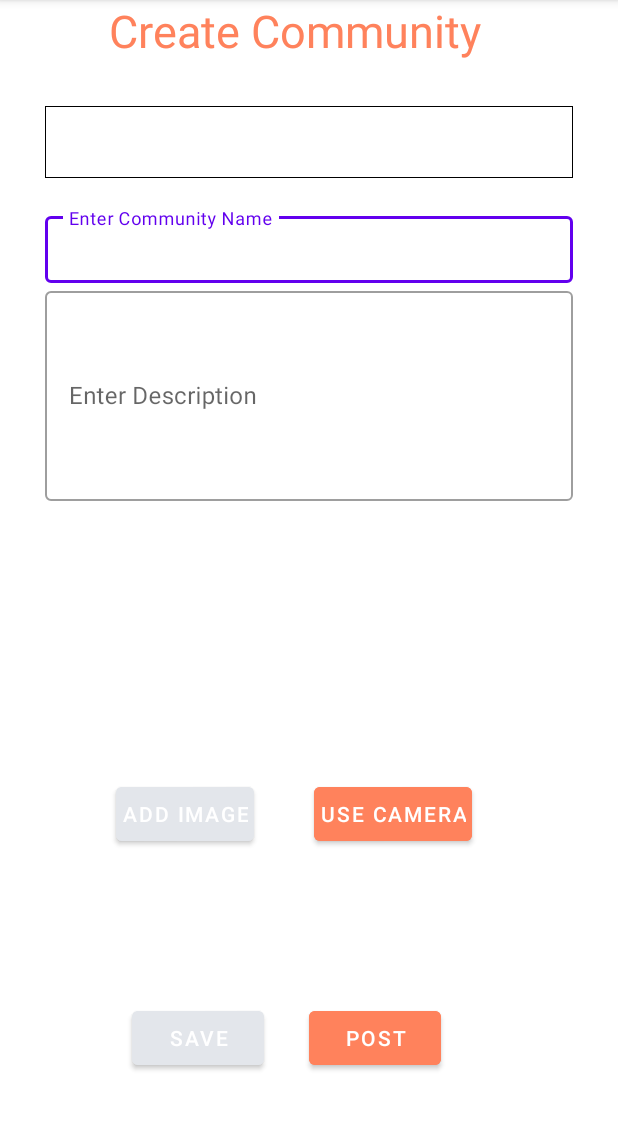
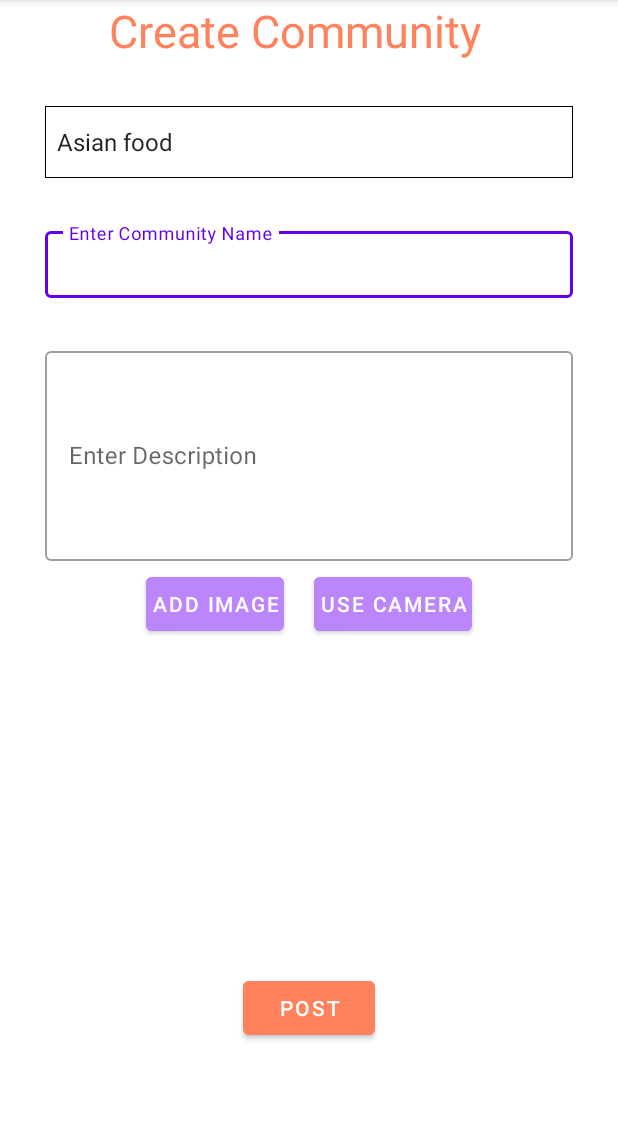
Before and after one commit to FrogTuna/FoodiesApp, an Android app: the AddCommunity screen opened directly, with no data from a screen before it, on a phone screen of 412 x 824 dp, the part 84-1214 px from its top. Run offline under Robolectric (Android 15) with nearby library versions, the phone set to English and light mode, and no system bars; Roboto replaces fonts that are not available here.

Commit message:
data community change

```diff
--- a/app/src/main/java/com/example/mobile_assignment_2/community/AddCommunity.java
+++ b/app/src/main/java/com/example/mobile_assignment_2/community/AddCommunity.java
@@ -2,8 +2,14 @@ package com.example.mobile_assignment_2.community;
 
 import android.content.Intent;
 import android.os.Bundle;
+import android.view.View;
+import android.widget.AdapterView;
+import android.widget.ArrayAdapter;
+import android.widget.Spinner;
 import android.widget.TextView;
 import android.util.Log;
+import android.widget.Toast;
+
 import androidx.appcompat.app.AppCompatActivity;
 
 import com.example.mobile_assignment_2.R;
@@ -11,16 +17,28 @@ import com.google.android.material.textfield.TextInputEditText;
 
 import java.util.ArrayList;
 
-public class AddCommunity extends AppCompatActivity {
+public class AddCommunity extends AppCompatActivity implements AdapterView.OnItemSelectedListener  {
     private TextInputEditText comNameView;
     private TextInputEditText comDescriptionView;
+    private Spinner comType;
+    String[] comType_list = { "Asian food", "American food", "Italy food", "Greece food", "Mexican food"};
 
     protected void onCreate(Bundle savedInstanceState) {
         super.onCreate(savedInstanceState);
         setContentView(R.layout.fragment_create_community);
+        comType = findViewById(R.id.com_type);
+        comType.setOnItemSelectedListener(this);
+
+        // Create the instance of ArrayAdapter
+        ArrayAdapter ad = new ArrayAdapter(this, android.R.layout.simple_spinner_item, comType_list);
+
+        // set simple layout resource file for each item of spinner
+        ad.setDropDownViewResource(android.R.layout.simple_spinner_dropdown_item);
+
+        // Set the ArrayAdapter (ad) data on the Spinner which binds data to spinner
+        comType.setAdapter(ad);
+
         Intent intent = getIntent();
-
-
         comNameView = findViewById(R.id.community_name);
         comDescriptionView = findViewById(R.id.com_desc);
         String name = comNameView.getText().toString();
@@ -30,4 +48,15 @@ public class AddCommunity extends AppCompatActivity {
 
     }
 
+    @Override
+    public void onItemSelected(AdapterView<?> adapterView, View view, int position, long id) {
+        Toast.makeText(getApplicationContext(),
+                        comType_list[position],
+                        Toast.LENGTH_LONG).show();
+    }
+
+    @Override
+    public void onNothingSelected(AdapterView<?> adapterView) {
+
+    }
 }
--- a/app/src/main/res/layout/activity_com_detail.xml
+++ b/app/src/main/res/layout/activity_com_detail.xml
@@ -26,6 +26,30 @@
 <!--                app:title="" />-->
 <!--        </com.google.android.material.appbar.AppBarLayout>-->
 
+        <LinearLayout
+            android:layout_width="match_parent"
+            android:layout_height="40dp"
+            android:orientation="horizontal">
+
+            <TextView
+                android:id="@+id/communityName"
+                android:layout_width="300dp"
+                android:layout_height="match_parent"
+                android:layout_marginLeft="20dp"
+                android:layout_marginRight="30dp"
+                android:gravity="center_vertical"
+                android:text="Community_1" />
+
+            <ImageButton
+                android:id="@+id/add_event"
+                android:layout_width="wrap_content"
+                android:layout_height="wrap_content"
+                android:layout_marginRight="10dp"
+                android:layout_weight="1"
+                android:background="@null"
+                app:srcCompat="@drawable/add" />
+        </LinearLayout>
+
         <com.google.android.material.appbar.AppBarLayout
             android:layout_width="match_parent"
             android:layout_height="wrap_content"
@@ -43,29 +67,6 @@
             android:layout_width="match_parent"
             android:layout_height="wrap_content"
             android:orientation="vertical">
-
-            <LinearLayout
-                android:layout_width="match_parent"
-                android:layout_height="match_parent"
-                android:orientation="horizontal">
-
-                <TextView
-                    android:id="@+id/communityName"
-                    android:layout_width="300dp"
-                    android:layout_height="match_parent"
-                    android:gravity="center_vertical"
-                    android:layout_marginLeft="20dp"
-                    android:layout_marginRight="30dp"
-                    android:text="Community_1" />
-
-                <ImageButton
-                    android:id="@+id/add_event"
-                    android:layout_width="wrap_content"
-                    android:layout_height="wrap_content"
-                    android:background="@null"
-                    android:layout_weight="1"
-                    app:srcCompat="@drawable/add" />
-            </LinearLayout>
 
             <ListView
                 android:id="@+id/event_list"
--- a/app/src/main/res/layout/fragment_create_community.xml
+++ b/app/src/main/res/layout/fragment_create_community.xml
@@ -5,99 +5,6 @@
     android:layout_width="match_parent"
     android:layout_height="match_parent">
 
-<!--    <LinearLayout-->
-<!--        android:layout_width="match_parent"-->
-<!--        android:layout_height="match_parent"-->
-<!--        android:layout_margin="@dimen/activity_horizontal_margin"-->
-<!--        android:layout_heightPercent="90%"-->
-<!--        android:orientation="vertical"-->
-<!--        android:weightSum="1"-->
-<!--        app:layout_constraintEnd_toEndOf="parent"-->
-<!--        app:layout_constraintStart_toStartOf="parent"-->
-<!--        app:layout_constraintTop_toTopOf="parent">-->
-
-<!--        <TextView-->
-<!--            android:id="@+id/TextView11"-->
-<!--            android:layout_width="match_parent"-->
-<!--            android:layout_height="wrap_content"-->
-<!--            android:gravity="center_horizontal"-->
-<!--            android:text="Create Community"-->
-<!--            android:textColor="@color/orange"-->
-<!--            android:textSize="22dp" />-->
-
-<!--        <TextView-->
-<!--            android:id="@+id/text_Category"-->
-<!--            android:layout_width="112dp"-->
-<!--            android:layout_height="50dp"-->
-<!--            android:gravity="center"-->
-<!--            android:text="Category"-->
-<!--            android:textColor="@color/orange"-->
-<!--            android:textSize="22dp" />-->
-
-<!--        <com.google.android.material.textfield.TextInputEditText-->
-<!--            android:id="@+id/editText"-->
-<!--            android:layout_width="match_parent"-->
-<!--            android:layout_height="wrap_content"-->
-<!--            android:contentDescription="Name"/>-->
-
-<!--        <TextView-->
-<!--            android:id="@+id/textView5"-->
-<!--            android:layout_width="91dp"-->
-<!--            android:layout_height="50dp"-->
-<!--            android:gravity="center"-->
-<!--            android:text="Name"-->
-<!--            android:textColor="@color/orange"-->
-<!--            android:textSize="22dp" />-->
-
-<!--        <com.google.android.material.textfield.TextInputEditText-->
-<!--            android:id="@+id/editText2"-->
-<!--            android:layout_width="match_parent"-->
-<!--            android:layout_height="wrap_content"-->
-<!--            android:contentDescription="Time"/>-->
-
-<!--        <TextView-->
-<!--            android:id="@+id/text_Description"-->
-<!--            android:layout_width="129dp"-->
-<!--            android:layout_height="50dp"-->
-<!--            android:gravity="center"-->
-<!--            android:text="Description"-->
-<!--            android:textColor="@color/orange"-->
-<!--            android:textSize="22dp" />-->
-
-<!--        <com.google.android.material.textfield.TextInputEditText-->
-<!--            android:id="@+id/editText3"-->
-<!--            android:layout_width="match_parent"-->
-<!--            android:layout_height="113dp"-->
-<!--            android:contentDescription="location" />-->
-
-<!--        <com.google.android.material.textfield.TextInputEditText-->
-<!--            android:id="@+id/editText4"-->
-<!--            android:layout_width="match_parent"-->
-<!--            android:layout_height="68dp"-->
-<!--            android:contentDescription="Number" />-->
-
-<!--        <TextView-->
-<!--            android:id="@+id/text_Image"-->
-<!--            android:layout_width="match_parent"-->
-<!--            android:layout_height="60dp"-->
-<!--            android:gravity="center"-->
-<!--            android:text="Image"-->
-<!--            android:textColor="@color/orange"-->
-<!--            android:textSize="22dp" />-->
-
-<!--    </LinearLayout>-->
-
-<!--    <Button-->
-<!--        android:id="@+id/postButton2"-->
-<!--        android:layout_width="100dp"-->
-<!--        android:layout_height="wrap_content"-->
-<!--        android:layout_alignParentBottom="true"-->
-<!--        android:layout_marginBottom="20dp"-->
-<!--        android:text="Post"-->
-<!--        app:layout_constraintBottom_toBottomOf="parent"-->
-<!--        app:layout_constraintLeft_toLeftOf="parent"-->
-<!--        app:layout_constraintRight_toRightOf="parent"/>-->
-<!--        app:layout_constraintTop_toBottomOf="@+id/mainLinearLayout" -->
     <LinearLayout
         android:layout_width="match_parent"
         android:layout_height="match_parent"
@@ -122,11 +29,10 @@
 <!--            style="?attr/spinnerDropDownItemStyle"-->
 <!--            android:hint="@string/com_category" />-->
         <Spinner
+            android:id="@+id/com_type"
             android:layout_width="match_parent"
             android:layout_height="48dp"
-            android:layout_marginTop="30dp"
-            android:layout_marginLeft="30dp"
-            android:layout_marginRight="30dp"
+            android:layout_margin="30dp"
             android:background="@drawable/com_category_list" />
 <!--    <com.google.android.material.textfield.TextInputLayout-->
 <!--        android:id="@+id/event_name"-->
@@ -148,7 +54,6 @@
         style="@style/Widget.MaterialComponents.TextInputLayout.OutlinedBox"
         android:layout_width="match_parent"
         android:layout_height="50dp"
-        android:layout_marginTop="20dp"
         android:layout_marginLeft="30dp"
         android:layout_marginRight="30dp"
         android:hint="@string/com_name">
@@ -163,7 +68,7 @@
         android:id="@+id/com_description"
         android:layout_width="match_parent"
         android:layout_height="150dp"
-        android:layout_marginTop="0dp"
+        android:layout_marginTop="30dp"
         android:layout_marginLeft="30dp"
         android:layout_marginRight="30dp"
         android:hint="@string/com_description"
@@ -174,20 +79,6 @@
             android:layout_width="match_parent"
             android:layout_height="140dp" />
     </com.google.android.material.textfield.TextInputLayout>
-    <HorizontalScrollView
-        android:layout_width="match_parent"
-        android:layout_height="150dp"
-        android:layout_margin="0dp"
-        >
-        <LinearLayout
-            android:id="@+id/imageLinearLayout"
-            android:layout_width="match_parent"
-            android:layout_height="match_parent"
-            android:orientation="horizontal">
-        </LinearLayout>
-
-    </HorizontalScrollView>
-
 
     <LinearLayout
         android:layout_width="match_parent"
@@ -199,8 +90,9 @@
             android:id="@+id/choose_image"
             android:layout_width="wrap_content"
             android:layout_height="wrap_content"
-                android:layout_margin="10dp"
-                android:backgroundTint="@color/grey"
+            android:layout_marginLeft="10dp"
+            android:layout_marginRight="10dp"
+            android:backgroundTint="@color/purple_200"
             android:padding="4dip"
             android:text="Add IMAGE" />
 
@@ -208,31 +100,45 @@
             android:id="@+id/use_camera"
             android:layout_width="wrap_content"
             android:layout_height="wrap_content"
-                android:layout_margin="30dp"
+            android:layout_marginLeft="10dp"
             android:layout_marginRight="10dp"
-                android:backgroundTint="@color/orange"
+            android:backgroundTint="@color/purple_200"
             android:padding="4dip"
             android:text="Use Camera" />
+    </LinearLayout>
 
 
+    <HorizontalScrollView
+        android:layout_width="match_parent"
+        android:layout_height="150dp"
+        android:layout_margin="0dp">
+        <LinearLayout
+            android:id="@+id/imageLinearLayout"
+            android:layout_width="match_parent"
+            android:layout_height="match_parent"
+            android:orientation="horizontal">
         </LinearLayout>
+
+    </HorizontalScrollView>
+
+
+
 
         <LinearLayout
         android:layout_width="match_parent"
         android:layout_height="match_parent"
-        android:layout_marginTop="20dp"
+        android:layout_marginTop="0dp"
         android:orientation="horizontal"
         android:gravity="center">
 
-            <Button
-            android:id="@+id/button"
-            android:layout_width="wrap_content"
-            android:layout_height="wrap_content"
-            android:layout_margin="0dp"
-            android:layout_marginLeft="30dp"
-            android:text="Save"
-            android:padding="4dip"
-            android:backgroundTint="@color/grey"/>
+<!--        <Button-->
+<!--            android:id="@+id/button"-->
+<!--            android:layout_width="wrap_content"-->
+<!--            android:layout_height="wrap_content"-->
+<!--            android:layout_marginLeft="30dp"-->
+<!--            android:text="Save"-->
+<!--            android:padding="4dip"-->
+<!--            android:backgroundTint="@color/grey"/>-->
 
         <Button
             android:id="@+id/button5"
```
Lines whose indentation alone changed are shown as unchanged.
